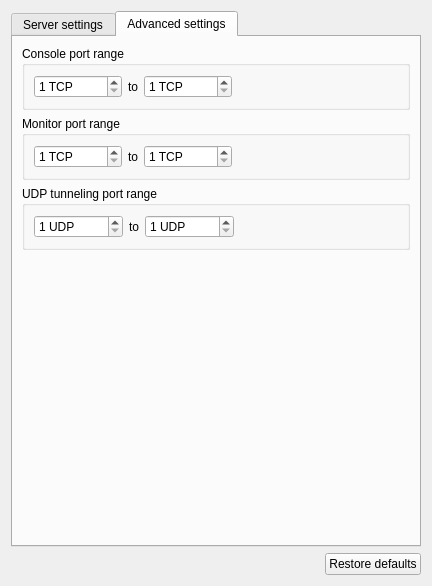
GNS3/gns3-gui, file gns3/modules/qemu/ui/qemu_preferences_page.ui: the form before one commit.
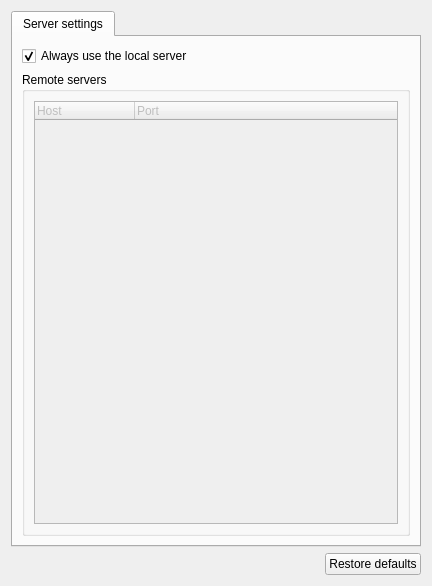
The form after the commit. The open tabs and pages were chosen to show the change.

Commit message: Save Qemu VMs using LocalConfig instead of QSettings.

What changed in the file:
```diff
--- a/gns3/modules/qemu/ui/qemu_preferences_page.ui
+++ b/gns3/modules/qemu/ui/qemu_preferences_page.ui
@@ -68,209 +68,6 @@
        </item>
       </layout>
      </widget>
-     <widget class="QWidget" name="uiAdvancedSettingsTabWidget">
-      <attribute name="title">
-       <string>Advanced settings</string>
-      </attribute>
-      <layout class="QGridLayout" name="gridLayout_2">
-       <item row="0" column="0" colspan="2">
-        <widget class="QGroupBox" name="uiConsolePortRangeGroupBox">
-         <property name="title">
-          <string>Console port range</string>
-         </property>
-         <layout class="QHBoxLayout" name="horizontalLayout">
-          <item>
-           <widget class="QSpinBox" name="uiConsoleStartPortSpinBox">
-            <property name="suffix">
-             <string notr="true"> TCP</string>
-            </property>
-            <property name="minimum">
-             <number>1</number>
-            </property>
-            <property name="maximum">
-             <number>65535</number>
-            </property>
-            <property name="value">
-             <number>1</number>
-            </property>
-           </widget>
-          </item>
-          <item>
-           <widget class="QLabel" name="uiConsolePortRangeLabel">
-            <property name="text">
-             <string>to</string>
-            </property>
-           </widget>
-          </item>
-          <item>
-           <widget class="QSpinBox" name="uiConsoleEndPortSpinBox">
-            <property name="suffix">
-             <string notr="true"> TCP</string>
-            </property>
-            <property name="minimum">
-             <number>1</number>
-            </property>
-            <property name="maximum">
-             <number>65535</number>
-            </property>
-            <property name="value">
-             <number>1</number>
-            </property>
-           </widget>
-          </item>
-          <item>
-           <spacer name="horizontalSpacer_3">
-            <property name="orientation">
-             <enum>Qt::Horizontal</enum>
-            </property>
-            <property name="sizeHint" stdset="0">
-             <size>
-              <width>40</width>
-              <height>20</height>
-             </size>
-            </property>
-           </spacer>
-          </item>
-         </layout>
-        </widget>
-       </item>
-       <item row="1" column="0" colspan="2">
-        <widget class="QGroupBox" name="uiMonitorPortRangeGroupBox">
-         <property name="title">
-          <string>Monitor port range</string>
-         </property>
-         <layout class="QHBoxLayout" name="horizontalLayout">
-          <item>
-           <widget class="QSpinBox" name="uiMonitorStartPortSpinBox">
-            <property name="suffix">
-             <string notr="true"> TCP</string>
-            </property>
-            <property name="minimum">
-             <number>1</number>
-            </property>
-            <property name="maximum">
-             <number>65535</number>
-            </property>
-            <property name="value">
-             <number>1</number>
-            </property>
-           </widget>
-          </item>
-          <item>
-           <widget class="QLabel" name="uiMonitorPortRangeLabel">
-            <property name="text">
-             <string>to</string>
-            </property>
-           </widget>
-          </item>
-          <item>
-           <widget class="QSpinBox" name="uiMonitorEndPortSpinBox">
-            <property name="suffix">
-             <string notr="true"> TCP</string>
-            </property>
-            <property name="minimum">
-             <number>1</number>
-            </property>
-            <property name="maximum">
-             <number>65535</number>
-            </property>
-            <property name="value">
-             <number>1</number>
-            </property>
-           </widget>
-          </item>
-          <item>
-           <spacer name="horizontalSpacer_1">
-            <property name="orientation">
-             <enum>Qt::Horizontal</enum>
-            </property>
-            <property name="sizeHint" stdset="0">
-             <size>
-              <width>40</width>
-              <height>20</height>
-             </size>
-            </property>
-           </spacer>
-          </item>
-         </layout>
-        </widget>
-       </item>
-       <item row="2" column="0" colspan="2">
-        <widget class="QGroupBox" name="uiUDPPortRangeGroupBox">
-         <property name="title">
-          <string>UDP tunneling port range</string>
-         </property>
-         <layout class="QHBoxLayout" name="horizontalLayout_4">
-          <item>
-           <widget class="QSpinBox" name="uiUDPStartPortSpinBox">
-            <property name="suffix">
-             <string notr="true"> UDP</string>
-            </property>
-            <property name="minimum">
-             <number>1</number>
-            </property>
-            <property name="maximum">
-             <number>65535</number>
-            </property>
-            <property name="value">
-             <number>1</number>
-            </property>
-           </widget>
-          </item>
-          <item>
-           <widget class="QLabel" name="uiUDPPortRangeLabel">
-            <property name="text">
-             <string>to</string>
-            </property>
-           </widget>
-          </item>
-          <item>
-           <widget class="QSpinBox" name="uiUDPEndPortSpinBox">
-            <property name="suffix">
-             <string notr="true"> UDP</string>
-            </property>
-            <property name="minimum">
-             <number>1</number>
-            </property>
-            <property name="maximum">
-             <number>65535</number>
-            </property>
-            <property name="value">
-             <number>1</number>
-            </property>
-           </widget>
-          </item>
-          <item>
-           <spacer name="horizontalSpacer_2">
-            <property name="orientation">
-             <enum>Qt::Horizontal</enum>
-            </property>
-            <property name="sizeHint" stdset="0">
-             <size>
-              <width>147</width>
-              <height>20</height>
-             </size>
-            </property>
-           </spacer>
-          </item>
-         </layout>
-        </widget>
-       </item>
-       <item row="4" column="0">
-        <spacer name="verticalSpacer">
-         <property name="orientation">
-          <enum>Qt::Vertical</enum>
-         </property>
-         <property name="sizeHint" stdset="0">
-          <size>
-           <width>20</width>
-           <height>304</height>
-          </size>
-         </property>
-        </spacer>
-       </item>
-      </layout>
-     </widget>
     </widget>
    </item>
    <item>
```
The commit also changes 5 other files.
